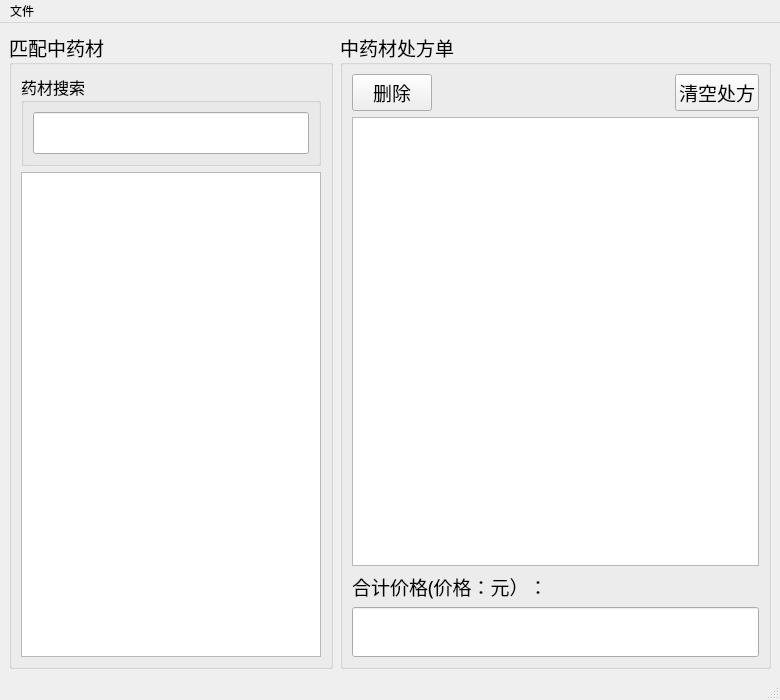
First picture: the form in PrescriptionPriceCalculator/mainwindow.ui, repository Vmpy/Qt6-Things, before the edit.
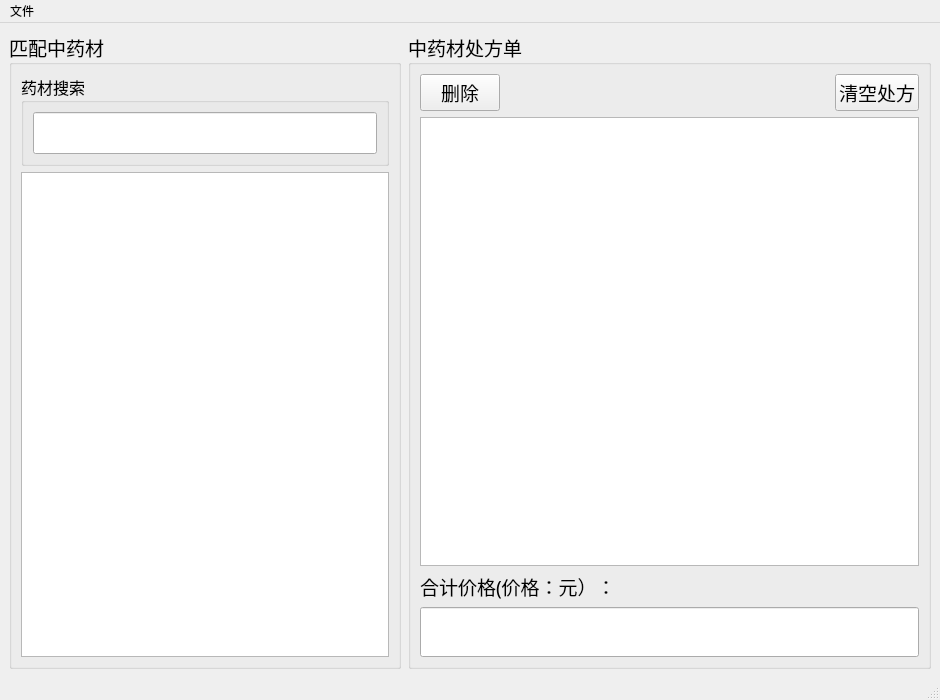
Second picture: the form after the edit.

```diff
--- a/PrescriptionPriceCalculator/mainwindow.ui
+++ b/PrescriptionPriceCalculator/mainwindow.ui
@@ -6,7 +6,7 @@
    <rect>
     <x>0</x>
     <y>0</y>
-    <width>780</width>
+    <width>940</width>
     <height>700</height>
    </rect>
   </property>
@@ -185,7 +185,7 @@
     <rect>
      <x>0</x>
      <y>0</y>
-     <width>780</width>
+     <width>940</width>
      <height>25</height>
     </rect>
    </property>
```
